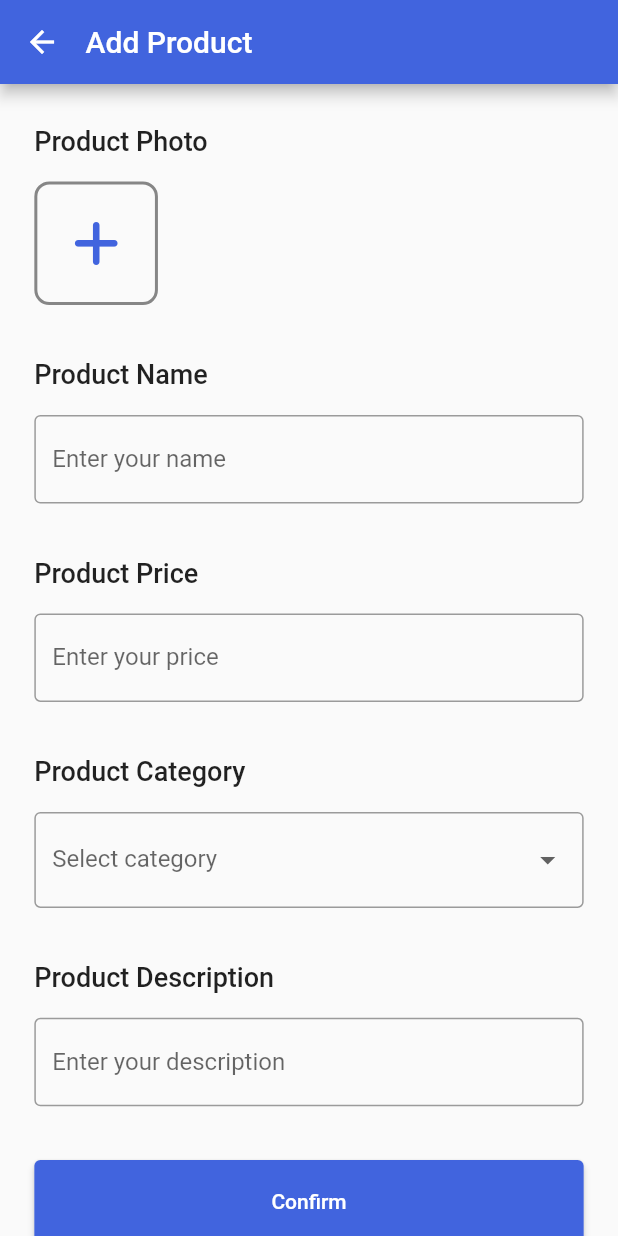
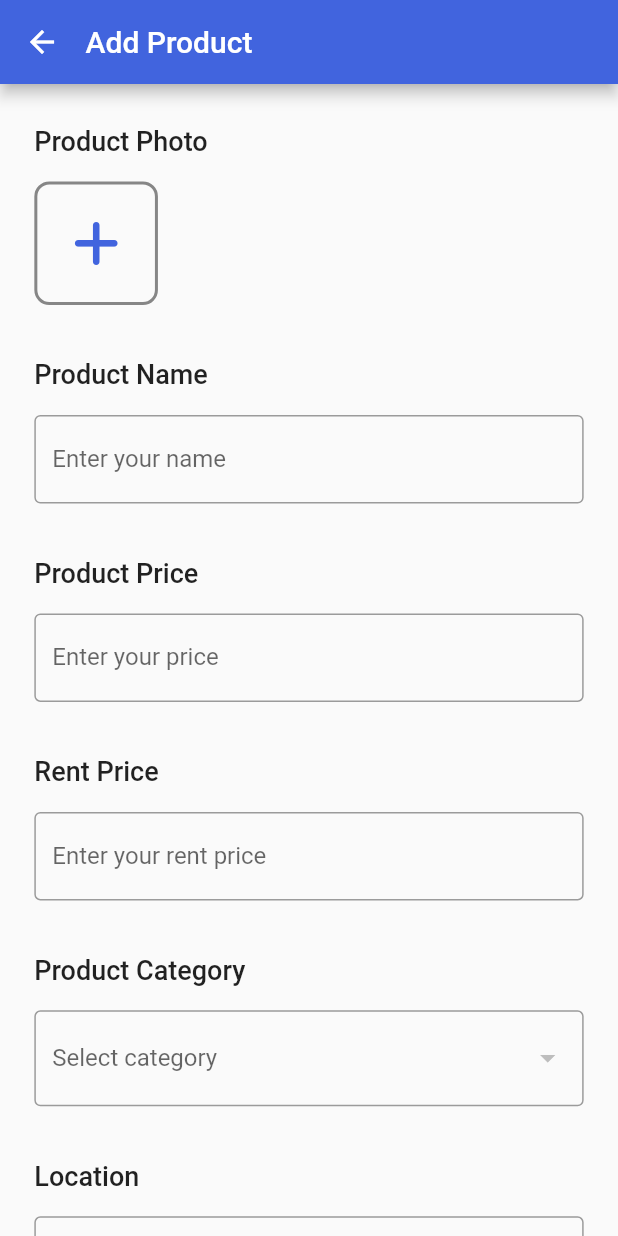
Before and after one commit to zy-vy/Sporent1, a Flutter app: the AddProduct screen opened directly, on a phone screen of 412 x 824 dp. Run offline on Flutter 3.47's test engine with Material 2 defaults, Android fonts, the light colour scheme and no system bars; our stand-ins replace cloud_firestore, firebase_auth, firebase_core, firebase_storage, flutter_iconly, fluttertoast and 4 more; accounts and stored records are empty; project files that could hold a hidden picture were left out.

Commit message:
Update Using Model

```diff
--- /dev/null
+++ b/lib/model/product-renter.dart
@@ -0,0 +1,37 @@
+import 'package:flutter/material.dart';
+import 'package:cloud_firestore/cloud_firestore.dart';
+
+class ProductRenter {
+  @required
+  String? id;
+  @required
+  String? image;
+  @required
+  String? name;
+  @required
+  int? price;
+  @required
+  int? rent_price;
+  @required
+  String? category;
+  @required
+  String? description;
+
+  ProductRenter(this.id, this.image, this.name, this.price, this.rent_price,
+      this.category, this.description);
+
+  static ProductRenter fromDocument(String id, Map<String, dynamic> json) {
+    return ProductRenter(id, json['image'], json['name'], json['price'],
+        json['rent_price'], json['category'], json['description']);
+  }
+
+  Map<String, dynamic> toJson() => {
+        "id": id,
+        "image": image,
+        "name": name,
+        "price": price,
+        "rent_price": rent_price,
+        "category": category,
+        "description": description
+      };
+}
--- a/lib/screens/add-product-renter.dart
+++ b/lib/screens/add-product-renter.dart
@@ -1,4 +1,3 @@
-
 import 'dart:io';
 import 'dart:ui';
 
@@ -12,6 +11,8 @@ import 'package:fluttertoast/fluttertoast.dart';
 import 'package:font_awesome_flutter/font_awesome_flutter.dart';
 import 'package:hexcolor/hexcolor.dart';
 import 'package:image_picker/image_picker.dart';
+import '../model/category.dart';
+import '../model/product-renter.dart';
 import '/firebase_options.dart';
 import 'package:sporent/screens/color.dart';
 
@@ -28,6 +29,13 @@ class _AddProductState extends State<AddProduct> {
   final productCategoryController = TextEditingController();
   final productDescriptionController = TextEditingController();
   final productPhotoController = TextEditingController();
+  final productRentPriceController = TextEditingController();
+  final productLocationController = TextEditingController();
+  final FirebaseFirestore firestore = FirebaseFirestore.instance;
+
+  Stream<QuerySnapshot> category() =>
+      FirebaseFirestore.instance.collection("category").snapshots();
+
   File? image;
   String? productCategory;
 
@@ -58,7 +66,8 @@ class _AddProductState extends State<AddProduct> {
         body: ListView(
           children: [
             Padding(
-              padding: EdgeInsets.symmetric(vertical: _size.height/30, horizontal: _size.width/18),
+              padding: EdgeInsets.symmetric(
+                  vertical: _size.height / 30, horizontal: _size.width / 18),
               child: Column(
                 crossAxisAlignment: CrossAxisAlignment.start,
                 children: [
@@ -66,10 +75,10 @@ class _AddProductState extends State<AddProduct> {
                     "Product Photo",
                     style: TextStyle(fontSize: 18, fontWeight: FontWeight.w500),
                   ),
-                  SizedBox(height: _size.height/50),
+                  SizedBox(height: _size.height / 50),
                   Container(
-                    width: _size.width/5,
-                    height: _size.height/10,
+                    width: _size.width / 5,
+                    height: _size.height / 10,
                     decoration: ShapeDecoration(
                         shape: RoundedRectangleBorder(
                             borderRadius: BorderRadius.circular(10),
@@ -88,22 +97,22 @@ class _AddProductState extends State<AddProduct> {
                             ),
                     ),
                   ),
-                  SizedBox(height: _size.height/23),
+                  SizedBox(height: _size.height / 23),
                   const Text("Product Name",
                       style:
                           TextStyle(fontSize: 18, fontWeight: FontWeight.w500)),
-                  SizedBox(height: _size.height/50),
+                  SizedBox(height: _size.height / 50),
                   TextField(
                     controller: productNameController,
                     decoration: const InputDecoration(
                         border: OutlineInputBorder(),
                         labelText: 'Enter your name'),
                   ),
-                  SizedBox(height: _size.height/23),
+                  SizedBox(height: _size.height / 23),
                   const Text("Product Price",
                       style:
                           TextStyle(fontSize: 18, fontWeight: FontWeight.w500)),
-                  SizedBox(height: _size.height/50),
+                  SizedBox(height: _size.height / 50),
                   TextField(
                     controller: productPriceController,
                     keyboardType: TextInputType.number,
@@ -114,30 +123,76 @@ class _AddProductState extends State<AddProduct> {
                         border: OutlineInputBorder(),
                         labelText: 'Enter your price'),
                   ),
-                  SizedBox(height: _size.height/23),
+                  SizedBox(height: _size.height / 23),
+                  const Text("Rent Price",
+                      style:
+                          TextStyle(fontSize: 18, fontWeight: FontWeight.w500)),
+                  SizedBox(height: _size.height / 50),
+                  TextField(
+                    controller: productRentPriceController,
+                    keyboardType: TextInputType.number,
+                    inputFormatters: [
+                      FilteringTextInputFormatter.digitsOnly,
+                    ],
+                    decoration: const InputDecoration(
+                        border: OutlineInputBorder(),
+                        labelText: 'Enter your rent price'),
+                  ),
+                  SizedBox(height: _size.height / 23),
                   const Text("Product Category",
                       style:
                           TextStyle(fontSize: 18, fontWeight: FontWeight.w500)),
-                  SizedBox(height: _size.height/50),
-                  DropdownButtonFormField(
+                  SizedBox(height: _size.height / 50),
+                  StreamBuilder(
+                    stream: firestore.collection('category').snapshots(),
+                    builder: (context, snapshot) {
+                      if (!snapshot.hasData) {
+                        return const Center(
+                          child: CircularProgressIndicator(),
+                        );
+                      } else {
+                        List<DropdownMenuItem> categoryItem = [];
+                        for (int i = 0; i < snapshot.data!.docs.length; i++) {
+                          Category category = Category.fromDocument(
+                              snapshot.data!.docs[i].id,
+                              snapshot.data!.docs[i].data());
+                          categoryItem.add(DropdownMenuItem(
+                              value: category.id,
+                              child: Text(category.olahraga.toString())));
+                        }
+                        return DropdownButtonFormField(
                           decoration: const InputDecoration(
                               border: OutlineInputBorder(),
                               labelText: 'Select category'),
-                    items: const [
-                      DropdownMenuItem(value: "Male", child: Text("Male")),
-                      DropdownMenuItem(value: "Female", child: Text("Female"))
-                    ],
+                          items: categoryItem,
                           onChanged: (value) {
                             setState(() {
                               productCategory = value!;
                             });
                           },
+                        );
+                      }
+                    },
                   ),
-                  SizedBox(height: _size.height/23),
+                  SizedBox(height: _size.height / 23),
+                  const Text("Location",
+                      style:
+                          TextStyle(fontSize: 18, fontWeight: FontWeight.w500)),
+                  SizedBox(height: _size.height / 50),
+                  TextField(
+                    controller: productLocationController,
+                    keyboardType: TextInputType.multiline,
+                    minLines: 1,
+                    maxLines: 5,
+                    decoration: const InputDecoration(
+                        border: OutlineInputBorder(),
+                        labelText: 'Enter your location'),
+                  ),
+                  SizedBox(height: _size.height / 23),
                   const Text("Product Description",
                       style:
                           TextStyle(fontSize: 18, fontWeight: FontWeight.w500)),
-                  SizedBox(height: _size.height/50),
+                  SizedBox(height: _size.height / 50),
                   TextField(
                     controller: productDescriptionController,
                     keyboardType: TextInputType.multiline,
@@ -147,32 +202,36 @@ class _AddProductState extends State<AddProduct> {
                         border: OutlineInputBorder(),
                         labelText: 'Enter your description'),
                   ),
-                  SizedBox(height: _size.height/23),
+                  SizedBox(height: _size.height / 23),
                   SizedBox(
                       width: _size.width,
-                      height: _size.height/15,
+                      height: _size.height / 15,
                       child: ElevatedButton(
                         onPressed: () {
                           int price = int.parse(productPriceController.text);
+                          int rent_price =
+                              int.parse(productRentPriceController.text);
+
                           addProduct(
                               productImage: image,
                               productName: productNameController.text,
                               productPrice: price,
+                              rentPrice: rent_price,
                               productCategory: productCategory,
                               productDescription:
                                   productDescriptionController.text);
 
-                          const snackBar = SnackBar(
+                          var snackBar = SnackBar(
                             behavior: SnackBarBehavior.floating,
-                            margin: EdgeInsets.all(8),
+                            margin: EdgeInsets.symmetric(vertical: _size.height/40, horizontal: _size.width/40),
                             content: SizedBox(
-                                height: 50,
+                                height: _size.height/20,
                                 child: Padding(
-                                  padding: EdgeInsets.only(top: 10),
-                                  child: Text('Sucess Update Product!',
+                                  padding: EdgeInsets.only(top: _size.height/80),
+                                  child: const Text('Sucess Add Product!',
                                       style: TextStyle(fontSize: 20)),
                                 )),
-                            duration: Duration(seconds: 5),
+                            duration: const Duration(seconds: 5),
                           );
                           ScaffoldMessenger.of(context).showSnackBar(snackBar);
 
@@ -197,26 +256,22 @@ Future addProduct(
     {required File? productImage,
     required String productName,
     required int productPrice,
+    required int rentPrice,
     required String? productCategory,
     required String productDescription}) async {
-  final docProduct = FirebaseFirestore.instance.collection("product").doc();
+  final docProduct = FirebaseFirestore.instance.collection("product-renter").doc();
 
-  String nameImage = docProduct.id;
-
-  final ref =
-      FirebaseStorage.instance.ref().child('product-images/').child(nameImage);
+  final ref = FirebaseStorage.instance
+      .ref()
+      .child('product-images/')
+      .child(docProduct.id);
   await ref.putFile(productImage!);
   String? imageUrl;
   imageUrl = await ref.getDownloadURL();
 
-  final json = {
-    'id': docProduct.id,
-    'productImage': imageUrl,
-    'productName': productName,
-    'productPrice': productPrice,
-    'productCategory': productCategory,
-    'productDescription': productDescription
-  };
+  var productRenter = ProductRenter(docProduct.id, imageUrl, productName, productPrice, rentPrice,
+          productCategory, productDescription)
+      .toJson();
 
-  await docProduct.set(json);
+  await docProduct.set(productRenter);
 }
--- a/lib/screens/edit-personal-info-renter.dart
+++ b/lib/screens/edit-personal-info-renter.dart
@@ -1,7 +1,7 @@
 import 'package:flutter/material.dart';
 import 'package:firebase_core/firebase_core.dart';
 import 'package:font_awesome_flutter/font_awesome_flutter.dart';
-import 'package:sporent/screens/edit-description-renter.dart';
+import 'package:sporent/screens/edit-description-renter2.dart';
 import 'package:sporent/screens/edit-location.dart';
 import 'package:sporent/screens/edit-username-renter.dart';
 import 'package:sporent/screens/edit-phone.dart';
```
Lines whose indentation alone changed are shown as unchanged.
